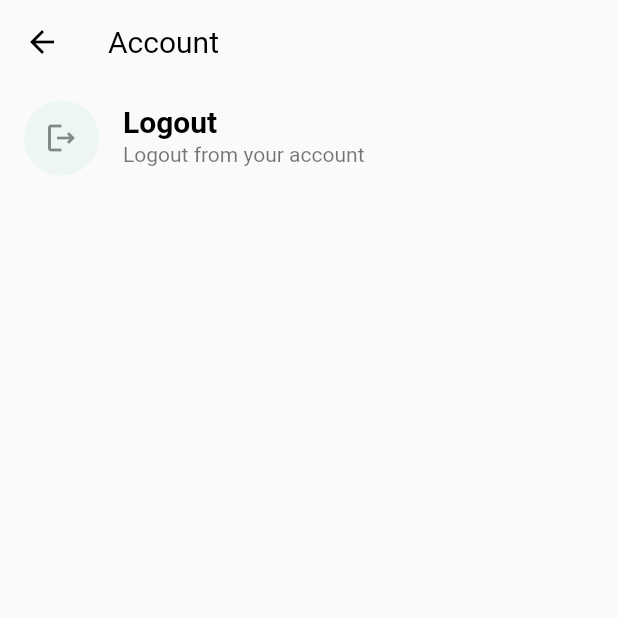
After one commit to TuranTalayhan/message_app, a Flutter app: the Account screen opened by its route, on a phone screen of 412 x 824 dp, the top half of it. The commit adds this screen. Run offline on Flutter 3.47's test engine with Material 2 defaults, Android fonts, the phone set to English and light mode, and no system bars; our stand-ins replace cloud_firestore, firebase_auth, firebase_core, firebase_storage, google_sign_in, image_cropper and 3 more; missing offline and left inert: qr_code_scanner, screen_brightness; accounts and stored records are empty; network calls fail.

Commit message:
created account page

```diff
--- a/lib/main.dart
+++ b/lib/main.dart
@@ -1,5 +1,6 @@
 import 'package:firebase_core/firebase_core.dart';
 import 'package:flutter/material.dart';
+import 'package:message_app/pages/home/settings/account.dart';
 import 'package:message_app/pages/home/settings/qr_code_page.dart';
 import 'package:message_app/pages/home/settings/scanning_page.dart';
 import 'package:provider/provider.dart';
@@ -40,6 +41,7 @@ class MyApp extends StatelessWidget {
         "/profile": (context) => const Profile(),
         "/qr_code": (context) => const QrCodePage(),
         "/scanning_page": (context) => const ScanningPage(),
+        "/account": (context) => const Account(),
       },
     );
   }
--- a/lib/pages/home/settings.dart
+++ b/lib/pages/home/settings.dart
@@ -123,7 +123,7 @@ class _SettingsState extends State<Settings> {
             const Divider(),
             const SizedBox(height: 10),
             InkWell(
-              onTap: () {},
+              onTap: () => Navigator.pushNamed(context, "/account"),
               child: ListTile(
                 title: const Text("Account"),
                 subtitle: const Text("Privacy, security, change number"),
--- /dev/null
+++ b/lib/pages/home/settings/account.dart
@@ -0,0 +1,59 @@
+import 'package:flutter/material.dart';
+import 'package:provider/provider.dart';
+
+import '../../../services/auth_service.dart';
+
+class Account extends StatefulWidget {
+  const Account({super.key});
+
+  @override
+  State<Account> createState() => _AccountState();
+}
+
+class _AccountState extends State<Account> {
+  @override
+  Widget build(BuildContext context) {
+    return Scaffold(
+      appBar: AppBar(
+        elevation: 0,
+        title: const Text("Account"),
+      ),
+      body: ListView(
+        children: [
+          InkWell(
+            onTap: () async {
+              try {
+                await Provider.of<AuthService>(context, listen: false)
+                    .signOut();
+                if (context.mounted) {
+                  Navigator.pop(context);
+                }
+              } catch (e) {
+                ScaffoldMessenger.of(context).showSnackBar(SnackBar(
+                  content: Text(
+                    e.toString(),
+                    style: const TextStyle(color: Colors.white),
+                  ),
+                  backgroundColor: Colors.red,
+                ));
+              }
+            },
+            child: ListTile(
+              leading: Container(
+                height: 50,
+                width: 50,
+                decoration: BoxDecoration(
+                  color: Colors.teal[50]!.withOpacity(0.5),
+                  shape: BoxShape.circle,
+                ),
+                child: const Center(child: Icon(Icons.logout_outlined)),
+              ),
+              title: const Text("Logout"),
+              subtitle: const Text("Logout from your account"),
+            ),
+          )
+        ],
+      ),
+    );
+  }
+}
```
Also changed, not shown: lib/pages/home/navigation_bar_page.dart (+0 -21 lines), lib/pages/home/settings/scanning_page.dart (+7 -15 lines).
